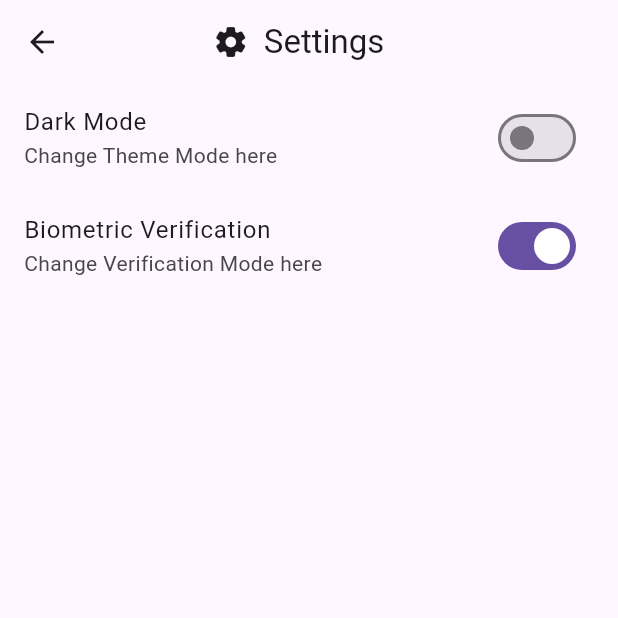
After one commit to RanaMuhammadBilal/echo_notes, a Flutter app: the Settings screen opened directly, after a tap on "Biometric Verification", on a phone screen of 412 x 824 dp, the top half of it. The commit adds this screen. Run offline on Flutter 3.47's test engine with Material 3 defaults, Android fonts, the phone set to English and light mode, and no system bars; our stand-ins replace flutter_expandable_fab, flutter_tts, hive, hive_flutter, local_auth, speech_to_text; accounts and stored records are empty.

Commit message:
initial commit

```diff
--- /dev/null
+++ b/lib/AuthenticationProvider.dart
@@ -0,0 +1,26 @@
+import 'package:flutter/cupertino.dart';
+import 'package:hive/hive.dart';
+
+class AuthenticationProvider extends ChangeNotifier{
+  bool isAuthentication = false;
+  bool getAuthenticationValue() => isAuthentication;
+
+  AuthenticationProvider(){
+    loadAuthentication();
+  }
+
+
+  Future<void> loadAuthentication() async{
+    var box = Hive.box('settings');
+    isAuthentication = box.get('isAuthentication', defaultValue: false);
+    notifyListeners();
+  }
+
+  Future<void> saveAuthentication({required bool value}) async{
+    var box = Hive.box('settings');
+    await box.put('isAuthentication', value);
+    isAuthentication = value;
+    notifyListeners();
+  }
+
+}
--- /dev/null
+++ b/lib/AuthenticationServices.dart
@@ -0,0 +1,21 @@
+import 'package:local_auth/local_auth.dart';
+
+class AuthenticationServices{
+final LocalAuthentication localAuthentication = LocalAuthentication();
+
+Future<bool> authenticateLocally() async{
+  bool isAuthenticated = false;
+  try{
+    isAuthenticated = await localAuthentication.authenticate(localizedReason: "Please authenticate to continue",
+        options: AuthenticationOptions(
+          stickyAuth: true,
+          useErrorDialogs: true,
+        )
+    );
+  }catch(ex){
+    print('Error : $ex');
+  }
+
+  return isAuthenticated;
+}
+}
--- a/lib/main.dart
+++ b/lib/main.dart
@@ -1,5 +1,7 @@
+import 'package:echo_notes/AuthenticationProvider.dart';
 import 'package:echo_notes/ThemeProvider.dart';
 import 'package:echo_notes/provider_notes.dart';
+import 'package:echo_notes/screens/AuthenticationPage.dart';
 import 'package:echo_notes/screens/HomePage.dart';
 import 'package:flutter/material.dart';
 import 'package:hive_flutter/hive_flutter.dart';
@@ -14,6 +16,7 @@ void main() async{
     MultiProvider(providers: [
       ChangeNotifierProvider(create: (_) => NotesProvider()),
       ChangeNotifierProvider(create: (_)=> ThemeProvider()),
+      ChangeNotifierProvider(create: (_)=>AuthenticationProvider()),
     ], child: MyApp(),),
 
   );
@@ -31,7 +34,7 @@ class MyApp extends StatelessWidget {
       theme: ThemeData(
 
       ),
-      home: HomePage(),
+      home: context.watch<AuthenticationProvider>().getAuthenticationValue() ? AuthenticationPage() : HomePage(),
     );
   }
 }
--- a/lib/screens/AddNote.dart
+++ b/lib/screens/AddNote.dart
@@ -12,6 +12,7 @@ class AddNote extends StatelessWidget{
   @override
   Widget build(BuildContext context) {
     return Scaffold(
+
       appBar: AppBar(
         title: Row(
           mainAxisAlignment: MainAxisAlignment.center,
--- /dev/null
+++ b/lib/screens/AuthenticationPage.dart
@@ -0,0 +1,39 @@
+import 'package:echo_notes/AuthenticationServices.dart';
+import 'package:echo_notes/screens/HomePage.dart';
+import 'package:flutter/material.dart';
+import 'package:flutter/widgets.dart';
+
+class AuthenticationPage extends StatefulWidget{
+  @override
+  State<StatefulWidget> createState() => AuthenticationPageState();
+
+}
+
+
+class AuthenticationPageState extends State<AuthenticationPage>{
+
+  @override
+  void initState() {
+    super.initState();
+    biometric();
+  }
+
+  void biometric() async{
+    bool check = await AuthenticationServices().authenticateLocally();
+    if(check){
+      Navigator.pushReplacement(context, MaterialPageRoute(builder: (context)=> HomePage()));
+    }
+  }
+
+  @override
+  Widget build(BuildContext context) {
+    return Scaffold(
+      body: Center(
+        child: IconButton(onPressed: (){
+          biometric();
+        }, icon: Icon(Icons.fingerprint, size: 60,)),
+      ),
+    );
+  }
+
+}
--- /dev/null
+++ b/lib/screens/Settings.dart
@@ -0,0 +1,60 @@
+import 'package:echo_notes/AuthenticationProvider.dart';
+import 'package:echo_notes/ThemeProvider.dart';
+import 'package:flutter/cupertino.dart';
+import 'package:flutter/material.dart';
+import 'package:provider/provider.dart';
+
+class Settings extends StatefulWidget{
+  @override
+  State<StatefulWidget> createState() => SettingsState();
+
+}
+
+class SettingsState extends State<Settings>{
+  @override
+  Widget build(BuildContext context) {
+    return Scaffold(
+      appBar: AppBar(
+        title: Row(
+          mainAxisAlignment: MainAxisAlignment.center,
+          children: [
+            Icon(Icons.settings_rounded),
+            SizedBox(width: 10),
+            Text('Settings'),
+            SizedBox(width: 70),
+          ],
+        ),
+        centerTitle: true,
+      ),
+      body: Consumer<ThemeProvider>(builder: (context,provider, __){
+        return Column(
+          children: [
+            SwitchListTile.adaptive(
+                value: provider.getThemeValue(),
+                onChanged: (value) async{
+                  await provider.saveTheme(value: !provider.getThemeValue());
+                },
+              title: Text('Dark Mode'),
+              subtitle: Text('Change Theme Mode here'),
+
+            ),
+            Consumer<AuthenticationProvider>(builder: (context, provider, _){
+              return SwitchListTile.adaptive(
+                value: provider.getAuthenticationValue(),
+                onChanged: (value) async{
+                  await provider.saveAuthentication(value: !provider.getAuthenticationValue());
+                },
+                title: Text('Biometric Verification'),
+                subtitle: Text('Change Verification Mode here'),
+
+              );
+            })
+
+
+          ],
+        );
+      })
+    );
+  }
+
+}
```
Also changed, not shown: lib/screens/HomePage.dart (+92 -44 lines), lib/screens/SearchScreen.dart (+138 -88 lines), pubspec.yaml (+11 -3 lines), assets/images/icon.png (added), pubspec.lock, 30 other files.
